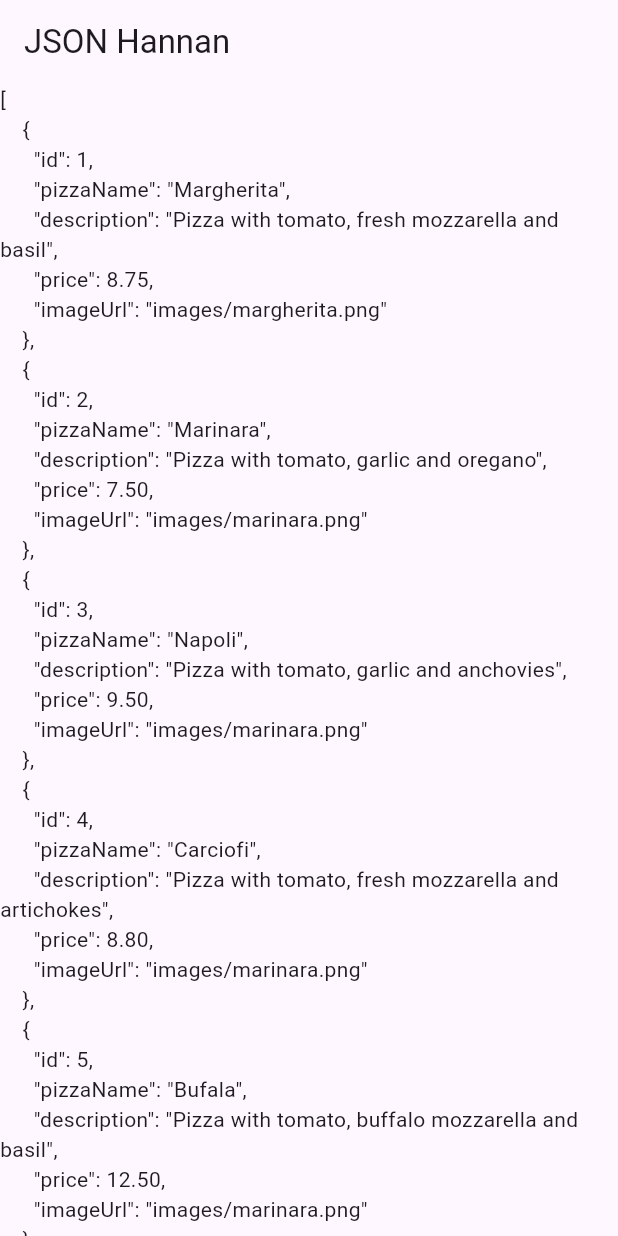
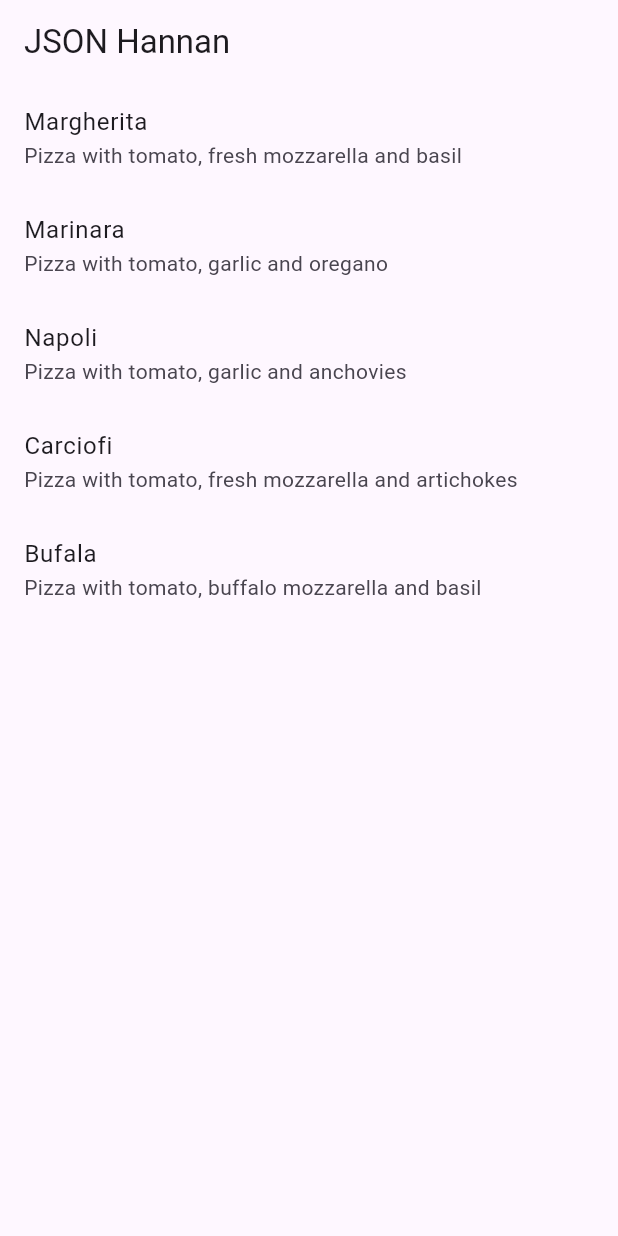
Before and after one commit to adfhsjt/MOBILE_3F_02, a Flutter app: the screen it shows after launch, on a phone screen of 412 x 824 dp. Run offline on Flutter 3.47's test engine with Material 3 defaults, Android fonts, the phone set to English and light mode, and no system bars.

Commit message:
W13: Jawaban Soal 3

```diff
--- a/src/store_hannan/lib/main.dart
+++ b/src/store_hannan/lib/main.dart
@@ -1,3 +1,5 @@
+import 'dart:convert';
+import './model/pizza.dart';
 import 'package:flutter/material.dart';
 
 void main() {
@@ -30,24 +32,45 @@ class _MyHomePageState extends State<MyHomePage> {
   Widget build(BuildContext context) {
     return Scaffold(
       appBar: AppBar(title: const Text('JSON Hannan')),
-      body: Text(pizzaString),
+      body: ListView.builder(
+        itemCount: myPizzas.length,
+        itemBuilder: (context, index) {
+          return ListTile(
+            title: Text(myPizzas[index].pizzaName),
+            subtitle: Text(myPizzas[index].description),
+          );
+        },
+      ),
     );
   }
 
   String pizzaString = '';
+  List<Pizza> myPizzas = [];
 
-  Future readJsonFile() async {
+  // Future readJsonFile() async {
+  Future<List<Pizza>> readJsonFile() async {
     String myString = await DefaultAssetBundle.of(
       context,
     ).loadString('assets/pizzalist.json');
-    setState(() {
-      pizzaString = myString;
-    });
+    // setState(() {
+    //   pizzaString = myString;
+    // });
+    List pizzaMapList = jsonDecode(myString);
+    // List<Pizza> myPizzas = [];
+    for (var pizza in pizzaMapList) {
+      Pizza myPizza = Pizza.fromJson(pizza);
+      myPizzas.add(myPizza);
+    }
+    return myPizzas;
   }
 
   @override
   void initState() {
     super.initState();
-    readJsonFile();
+    readJsonFile().then((value) {
+      setState(() {
+        myPizzas = value;
+      });
+    });
   }
 }
--- /dev/null
+++ b/src/store_hannan/lib/model/pizza.dart
@@ -0,0 +1,14 @@
+class Pizza {
+  final int id;
+  final String pizzaName;
+  final String description;
+  final double price;
+  final String imageUrl;
+
+  Pizza.fromJson(Map<String, dynamic> json)
+    : id = json['id'],
+      pizzaName = json['pizzaName'],
+      description = json['description'],
+      price = json['price'].toDouble(),
+      imageUrl = json['imageUrl'];
+}
```
Also changed, not shown: img/s-3.png (added), 1 other file.
